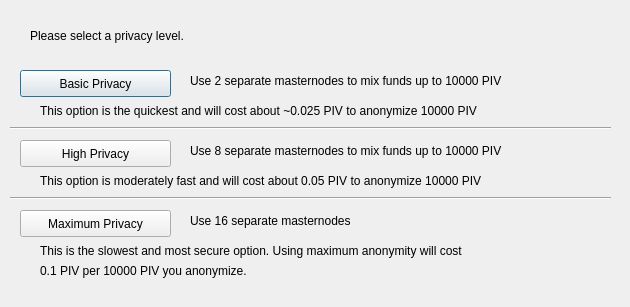
This is src/qt/forms/obfuscationconfig.ui in magnetwork/mag as Qt 5 draws it before an edit. The edited form follows.
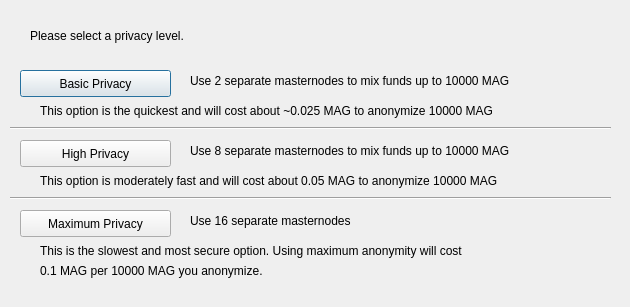
This is the edited form.

Diff of the .ui file:
```diff
--- a/src/qt/forms/obfuscationconfig.ui
+++ b/src/qt/forms/obfuscationconfig.ui
@@ -75,7 +75,7 @@
     </rect>
    </property>
    <property name="text">
-    <string>Use 2 separate masternodes to mix funds up to 10000 PIV</string>
+    <string>Use 2 separate masternodes to mix funds up to 10000 MAG</string>
    </property>
   </widget>
   <widget class="QLabel" name="label_3">
@@ -88,7 +88,7 @@
     </rect>
    </property>
    <property name="text">
-    <string>Use 8 separate masternodes to mix funds up to 10000 PIV</string>
+    <string>Use 8 separate masternodes to mix funds up to 10000 MAG</string>
    </property>
   </widget>
   <widget class="QLabel" name="label_4">
@@ -114,7 +114,7 @@
     </rect>
    </property>
    <property name="text">
-    <string>This option is the quickest and will cost about ~0.025 PIV to anonymize 10000 PIV</string>
+    <string>This option is the quickest and will cost about ~0.025 MAG to anonymize 10000 MAG</string>
    </property>
   </widget>
   <widget class="QLabel" name="label_7">
@@ -127,7 +127,7 @@
     </rect>
    </property>
    <property name="text">
-    <string>This option is moderately fast and will cost about 0.05 PIV to anonymize 10000 PIV</string>
+    <string>This option is moderately fast and will cost about 0.05 MAG to anonymize 10000 MAG</string>
    </property>
   </widget>
   <widget class="QLabel" name="label_8">
@@ -153,7 +153,7 @@
     </rect>
    </property>
    <property name="text">
-    <string>0.1 PIV per 10000 PIV you anonymize.</string>
+    <string>0.1 MAG per 10000 MAG you anonymize.</string>
    </property>
   </widget>
   <widget class="Line" name="line">
```
